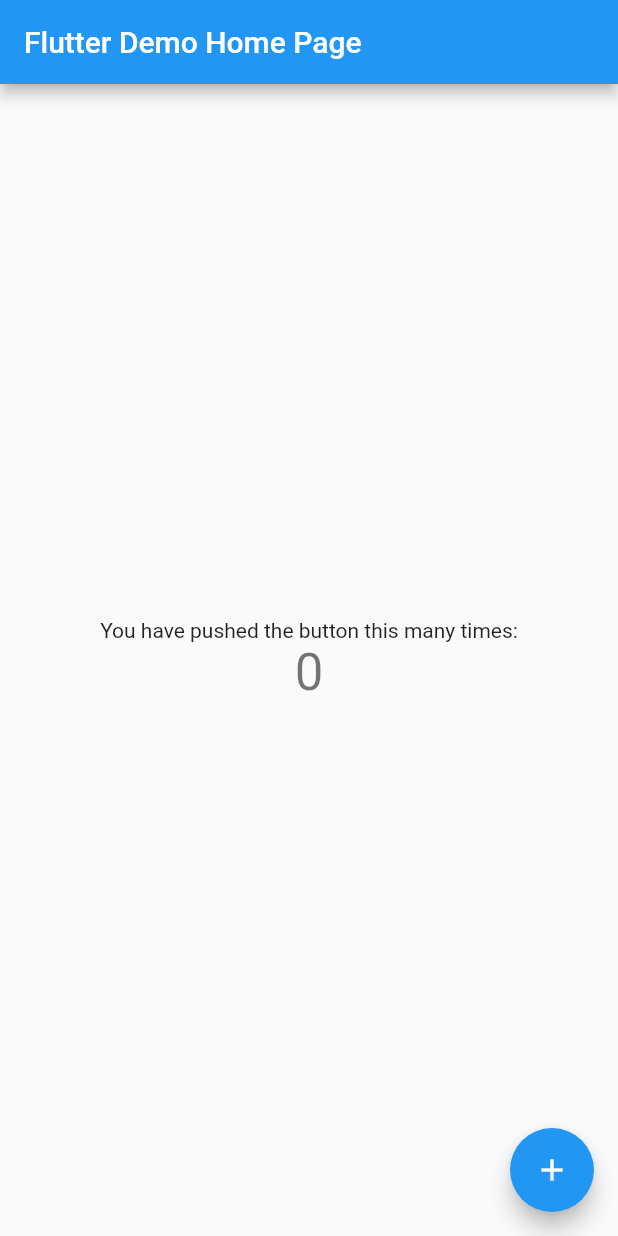
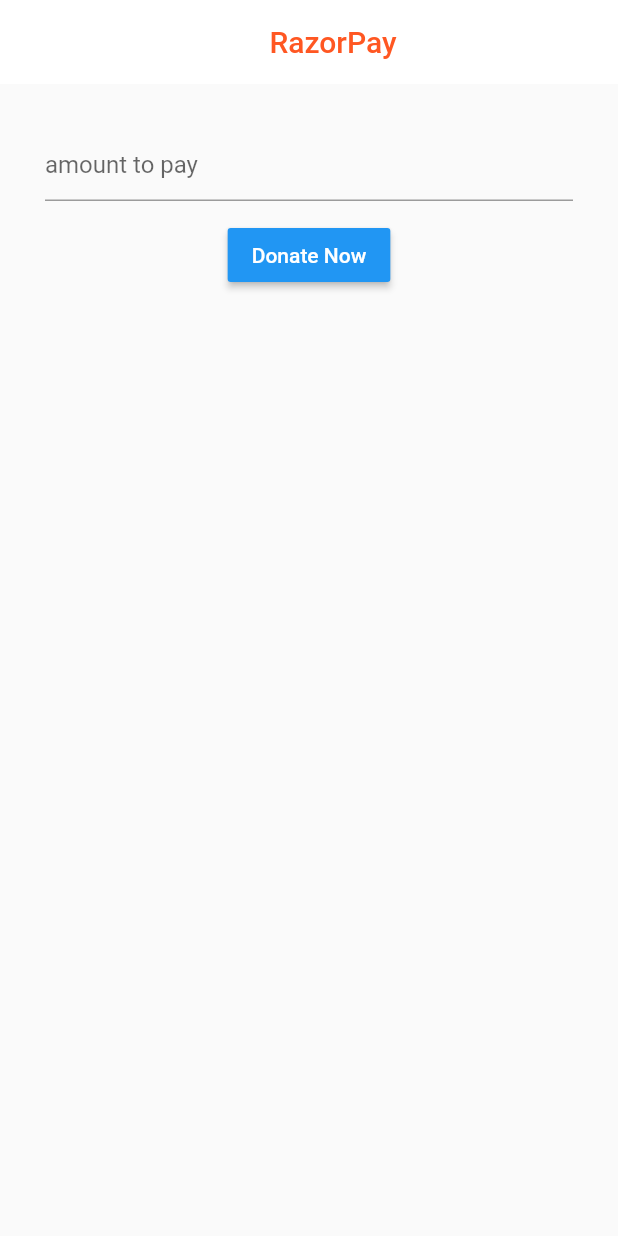
Before and after one commit to MohamedFaraag/paymentapplication, a Flutter app: the screen it shows after launch, on a phone screen of 412 x 824 dp. Run offline on Flutter 3.47's test engine with Material 2 defaults, Android fonts, the phone set to English and light mode, and no system bars; our stand-ins replace toast; missing offline and left inert: razorpay_flutter.

Commit message:
'add new class for razor payment'

```diff
--- a/lib/main.dart
+++ b/lib/main.dart
@@ -1,5 +1,8 @@
 import 'package:flutter/material.dart';
+import 'package:payment/views/Home.dart';
 
+// tutroial for git hun
+// https://instacodeblog.com/uploading-your-flutter-project-to-github/
 void main() {
   runApp(MyApp());
 }
@@ -9,109 +12,12 @@ class MyApp extends StatelessWidget {
   @override
   Widget build(BuildContext context) {
     return MaterialApp(
-      title: 'Payment',
+      title: 'Flutter Demo',
       theme: ThemeData(
-        // This is the theme of your application.
-        //
-        // Try running your application with "flutter run". You'll see the
-        // application has a blue toolbar. Then, without quitting the app, try
-        // changing the primarySwatch below to Colors.green and then invoke
-        // "hot reload" (press "r" in the console where you ran "flutter run",
-        // or simply save your changes to "hot reload" in a Flutter IDE).
-        // Notice that the counter didn't reset back to zero; the application
-        // is not restarted.
         primarySwatch: Colors.blue,
-        // This makes the visual density adapt to the platform that you run
-        // the app on. For desktop platforms, the controls will be smaller and
-        // closer together (more dense) than on mobile platforms.
         visualDensity: VisualDensity.adaptivePlatformDensity,
       ),
-      home: MyHomePage(title: 'Flutter Demo Home Page'),
+      home: Home(),
     );
   }
 }
-
-class MyHomePage extends StatefulWidget {
-  MyHomePage({Key key, this.title}) : super(key: key);
-
-  // This widget is the home page of your application. It is stateful, meaning
-  // that it has a State object (defined below) that contains fields that affect
-  // how it looks.
-
-  // This class is the configuration for the state. It holds the values (in this
-  // case the title) provided by the parent (in this case the App widget) and
-  // used by the build method of the State. Fields in a Widget subclass are
-  // always marked "final".
-
-  final String title;
-
-  @override
-  _MyHomePageState createState() => _MyHomePageState();
-}
-
-class _MyHomePageState extends State<MyHomePage> {
-  int _counter = 0;
-
-  void _incrementCounter() {
-    setState(() {
-      // This call to setState tells the Flutter framework that something has
-      // changed in this State, which causes it to rerun the build method below
-      // so that the display can reflect the updated values. If we changed
-      // _counter without calling setState(), then the build method would not be
-      // called again, and so nothing would appear to happen.
-      _counter++;
-    });
-  }
-
-  @override
-  Widget build(BuildContext context) {
-    // This method is rerun every time setState is called, for instance as done
-    // by the _incrementCounter method above.
-    //
-    // The Flutter framework has been optimized to make rerunning build methods
-    // fast, so that you can just rebuild anything that needs updating rather
-    // than having to individually change instances of widgets.
-    return Scaffold(
-      appBar: AppBar(
-        // Here we take the value from the MyHomePage object that was created by
-        // the App.build method, and use it to set our appbar title.
-        title: Text(widget.title),
-      ),
-      body: Center(
-        // Center is a layout widget. It takes a single child and positions it
-        // in the middle of the parent.
-        child: Column(
-          // Column is also a layout widget. It takes a list of children and
-          // arranges them vertically. By default, it sizes itself to fit its
-          // children horizontally, and tries to be as tall as its parent.
-          //
-          // Invoke "debug painting" (press "p" in the console, choose the
-          // "Toggle Debug Paint" action from the Flutter Inspector in Android
-          // Studio, or the "Toggle Debug Paint" command in Visual Studio Code)
-          // to see the wireframe for each widget.
-          //
-          // Column has various properties to control how it sizes itself and
-          // how it positions its children. Here we use mainAxisAlignment to
-          // center the children vertically; the main axis here is the vertical
-          // axis because Columns are vertical (the cross axis would be
-          // horizontal).
-          mainAxisAlignment: MainAxisAlignment.center,
-          children: <Widget>[
-            Text(
-              'You have pushed the button this many times:',
-            ),
-            Text(
-              '$_counter',
-              style: Theme.of(context).textTheme.headline4,
-            ),
-          ],
-        ),
-      ),
-      floatingActionButton: FloatingActionButton(
-        onPressed: _incrementCounter,
-        tooltip: 'Increment',
-        child: Icon(Icons.add),
-      ), // This trailing comma makes auto-formatting nicer for build methods.
-    );
-  }
-}
--- /dev/null
+++ b/lib/views/Home.dart
@@ -0,0 +1,109 @@
+import 'package:flutter/material.dart';
+import 'package:razorpay_flutter/razorpay_flutter.dart';
+import 'package:toast/toast.dart';
+
+class Home extends StatefulWidget {
+  @override
+  _HomeState createState() => _HomeState();
+}
+
+class _HomeState extends State<Home> {
+  Razorpay razorpay;
+  TextEditingController textEditingController = new TextEditingController();
+
+  @override
+  void initState() {
+    super.initState();
+
+    razorpay = new Razorpay();
+
+    razorpay.on(Razorpay.EVENT_PAYMENT_SUCCESS, handlerPaymentSuccess);
+    razorpay.on(Razorpay.EVENT_PAYMENT_ERROR, handlerErrorFailure);
+    razorpay.on(Razorpay.EVENT_EXTERNAL_WALLET, handlerExternalWallet);
+  }
+
+  @override
+  void dispose() {
+    // TODO: implement dispose
+    super.dispose();
+    razorpay.clear();
+  }
+
+  void openCheckout() {
+    var options = {
+      "key": "rzp_test_wlrYLsCdaX3viJ",
+      "amount": num.parse(textEditingController.text) * 100,
+      "name": "Org Payment",
+      "description": "Payment for the some random product",
+      "prefill": {"contact": "2323232323", "email": "shdjsdh@gmail.com"},
+      "external": {
+        "wallets": ["paytm"]
+      }
+    };
+
+    try {
+      razorpay.open(options);
+    } catch (e) {
+      print(e.toString());
+    }
+  }
+
+  void handlerPaymentSuccess() {
+    print("Pament success");
+    Toast.show("Pament success", context);
+  }
+
+  void handlerErrorFailure() {
+    print("Pament error");
+    Toast.show("Pament error", context);
+  }
+
+  void handlerExternalWallet() {
+    print("External Wallet");
+    Toast.show("External Wallet", context);
+  }
+
+  @override
+  Widget build(BuildContext context) {
+    return Scaffold(
+      appBar: AppBar(
+          centerTitle: true,
+          backgroundColor: Colors.white,
+          elevation: 0.0,
+          title: Row(
+            mainAxisAlignment: MainAxisAlignment.center,
+            children: [
+              Text("Org"),
+              Text(
+                'RazorPay',
+                style: TextStyle(color: Colors.deepOrange),
+              ),
+            ],
+          )),
+      body: Padding(
+        padding: const EdgeInsets.all(30.0),
+        child: Column(
+          children: [
+            TextField(
+              controller: textEditingController,
+              decoration: InputDecoration(hintText: "amount to pay"),
+            ),
+            SizedBox(
+              height: 12,
+            ),
+            RaisedButton(
+              color: Colors.blue,
+              child: Text(
+                "Donate Now",
+                style: TextStyle(color: Colors.white),
+              ),
+              onPressed: () {
+                openCheckout();
+              },
+            )
+          ],
+        ),
+      ),
+    );
+  }
+}
--- a/pubspec.yaml
+++ b/pubspec.yaml
@@ -23,6 +23,8 @@ environment:
 dependencies:
   flutter:
     sdk: flutter
+  razorpay_flutter: ^1.2.1
+  toast: ^0.1.5
 
 
   # The following adds the Cupertino Icons font to your application.
```
Also changed, not shown: pubspec.lock, 1 other file.
